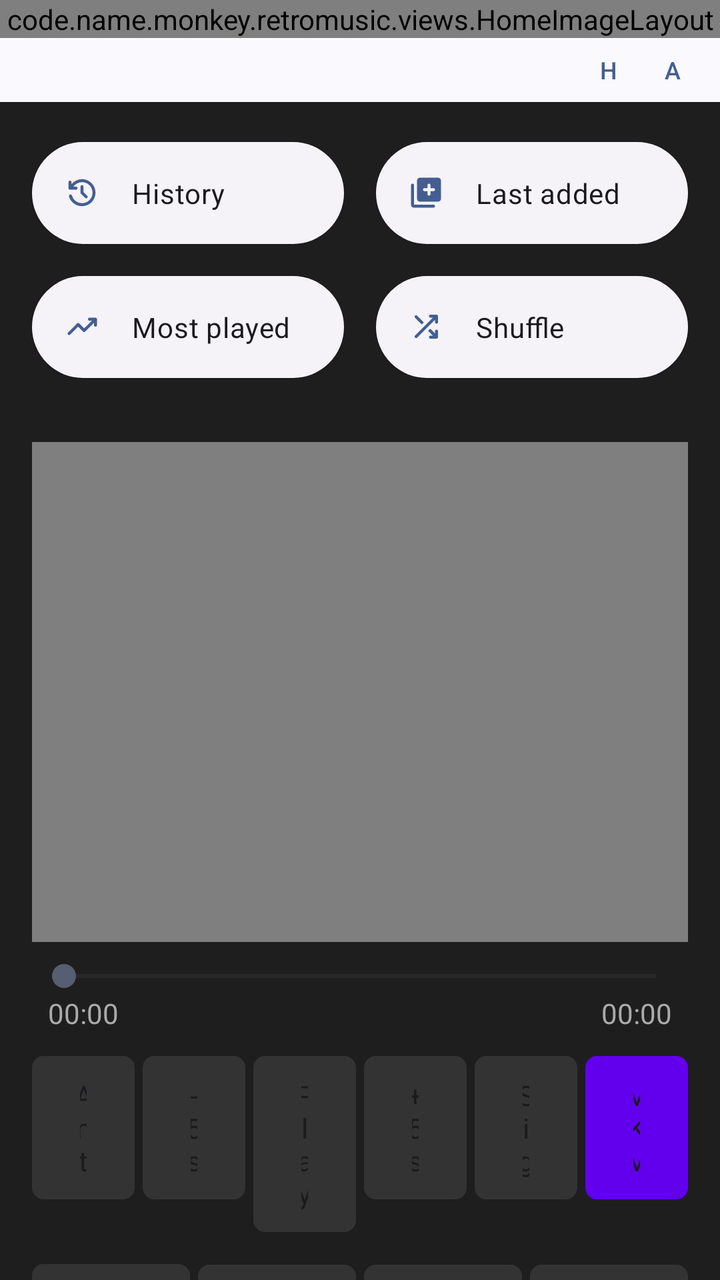
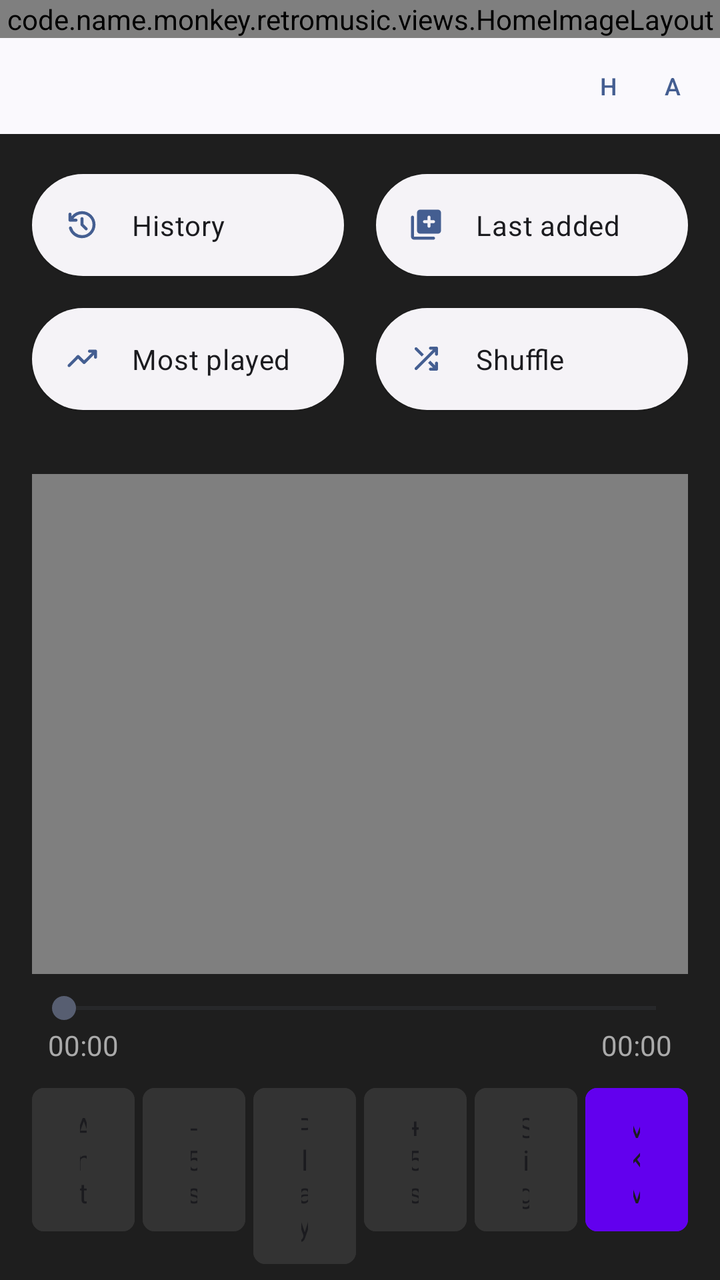

Two renders of the same Android screen: before a commit and after it. Below are the layout's source before the change and the commit's diff.
<!-- AndroidManifest.xml: application theme Theme.RetroMusic.MD3 -->
<!-- res/layout/fragment_home.xml -->
<?xml version="1.0" encoding="utf-8"?>
<androidx.coordinatorlayout.widget.CoordinatorLayout xmlns:android="http://schemas.android.com/apk/res/android"
    xmlns:app="http://schemas.android.com/apk/res-auto"
    android:layout_width="match_parent"
    android:layout_height="match_parent"
    android:fitsSystemWindows="true">

    <code.name.monkey.retromusic.views.TopAppBarLayout
        android:id="@+id/appBarLayout"
        style="?appBarLayoutStyle"
        android:layout_width="match_parent"
        android:layout_height="wrap_content"
        android:fitsSystemWindows="true" />

    <androidx.core.widget.NestedScrollView
        android:id="@+id/container"
        android:layout_width="match_parent"
        android:layout_height="wrap_content"
        android:descendantFocusability="beforeDescendants"
        android:focusableInTouchMode="true"
        android:overScrollMode="@integer/overScrollMode"
        app:layout_behavior="com.google.android.material.appbar.AppBarLayout$ScrollingViewBehavior">

        <androidx.constraintlayout.widget.ConstraintLayout
            android:id="@+id/contentContainer"
            android:layout_width="match_parent"
            android:layout_height="wrap_content"
            android:transitionGroup="true">

            <code.name.monkey.retromusic.views.HomeImageLayout
                android:id="@+id/imageLayout"
                android:layout_width="0dp"
                android:layout_height="wrap_content"
                app:layout_constraintEnd_toEndOf="parent"
                app:layout_constraintStart_toStartOf="parent"
                app:layout_constraintTop_toTopOf="parent" />

            <LinearLayout
                android:id="@+id/minimalButtonsBar"
                android:layout_width="0dp"
                android:layout_height="wrap_content"
                android:orientation="horizontal"
                android:gravity="end|center_vertical"
                android:paddingEnd="8dp"
                app:layout_constraintTop_toBottomOf="@id/imageLayout"
                app:layout_constraintStart_toStartOf="parent"
                app:layout_constraintEnd_toEndOf="parent">

                <com.google.android.material.button.MaterialButton
                    android:id="@+id/btnHistory"
                    style="@style/Widget.MaterialComponents.Button.TextButton"
                    android:layout_width="wrap_content"
                    android:layout_height="32dp"
                    android:text="H"
                    android:textSize="12sp"
                    android:padding="0dp"
                    android:minWidth="32dp" />

                <com.google.android.material.button.MaterialButton
                    android:id="@+id/btnRandom"
                    style="@style/Widget.MaterialComponents.Button.TextButton"
                    android:layout_width="wrap_content"
                    android:layout_height="32dp"
                    android:text="A"
                    android:textSize="12sp"
                    android:padding="0dp"
                    android:minWidth="32dp" />
            </LinearLayout>

            <include
                android:id="@+id/home_content"
                layout="@layout/home_content"
                android:layout_width="0dp"
                android:layout_height="wrap_content"
                app:layout_constraintEnd_toEndOf="parent"
                app:layout_constraintStart_toStartOf="parent"
                app:layout_constraintTop_toBottomOf="@id/minimalButtonsBar" />

        </androidx.constraintlayout.widget.ConstraintLayout>

    </androidx.core.widget.NestedScrollView>
</androidx.coordinatorlayout.widget.CoordinatorLayout>
<!-- res/layout/home_content.xml (included above) -->
<?xml version="1.0" encoding="utf-8"?>
<LinearLayout xmlns:android="http://schemas.android.com/apk/res/android"
    android:layout_width="match_parent"
    android:layout_height="match_parent"
    android:orientation="vertical"
    android:background="#1E1E1E"
    android:focusable="true"
    android:focusableInTouchMode="true">

    <include
        android:id="@+id/abs_playlists"
        layout="@layout/abs_playlists" />

    <LinearLayout
        android:layout_width="match_parent"
        android:layout_height="wrap_content"
        android:orientation="vertical"
        android:padding="16dp">

        <FrameLayout
            android:id="@+id/videoContainer"
            android:layout_width="match_parent"
            android:layout_height="250dp"
            android:background="#000000">

            <VideoView
                android:id="@+id/videoPlayer"
                android:layout_width="match_parent"
                android:layout_height="match_parent"
                android:layout_gravity="center" />

            <TextView
                android:id="@+id/tvSubtitleOverlay"
                android:layout_width="match_parent"
                android:layout_height="wrap_content"
                android:layout_gravity="bottom|center_horizontal"
                android:gravity="center"
                android:padding="16dp"
                android:textColor="#FFFFFF"
                android:textSize="18sp" />
        </FrameLayout>

        <SeekBar
            android:id="@+id/videoSeekBar"
            android:layout_width="match_parent"
            android:layout_height="wrap_content"
            android:layout_marginTop="8dp" />

        <LinearLayout
            android:layout_width="match_parent"
            android:layout_height="wrap_content"
            android:orientation="horizontal"
            android:paddingHorizontal="8dp">
            <TextView android:id="@+id/tvCurrentTime" android:layout_width="wrap_content" android:layout_height="wrap_content" android:text="00:00" android:textColor="#AAAAAA" />
            <Space android:layout_width="0dp" android:layout_height="wrap_content" android:layout_weight="1" />
            <TextView android:id="@+id/tvTotalTime" android:layout_width="wrap_content" android:layout_height="wrap_content" android:text="00:00" android:textColor="#AAAAAA" />
        </LinearLayout>

       <LinearLayout
    android:layout_width="match_parent"
    android:layout_height="wrap_content"
    android:orientation="horizontal"
    android:weightSum="6"
    android:layout_marginTop="8dp">

    <Button android:id="@+id/btnPrevVideo" android:layout_width="0dp" android:layout_height="wrap_content" android:layout_weight="1" android:layout_marginEnd="2dp" android:backgroundTint="#333333" android:text="Ant" />
    <Button android:id="@+id/btnRewindTime" android:layout_width="0dp" android:layout_height="wrap_content" android:layout_weight="1" android:layout_marginHorizontal="2dp" android:backgroundTint="#333333" android:text="-5s" />
    <Button android:id="@+id/btnPlayPause" android:layout_width="0dp" android:layout_height="wrap_content" android:layout_weight="1" android:layout_marginHorizontal="2dp" android:backgroundTint="#333333" android:text="Play" />
    <Button android:id="@+id/btnForwardTime" android:layout_width="0dp" android:layout_height="wrap_content" android:layout_weight="1" android:layout_marginHorizontal="2dp" android:backgroundTint="#333333" android:text="+5s" />
    <Button android:id="@+id/btnNextVideo" android:layout_width="0dp" android:layout_height="wrap_content" android:layout_weight="1" android:layout_marginHorizontal="2dp" android:backgroundTint="#333333" android:text="Sig" />
    <Button android:id="@+id/btnMixVideo" android:layout_width="0dp" android:layout_height="wrap_content" android:layout_weight="1" android:layout_marginStart="2dp" android:backgroundTint="#6200EE" android:text="MKV" />
</LinearLayout>
        <LinearLayout
            android:layout_width="match_parent"
            android:layout_height="wrap_content"
            android:orientation="horizontal"
            android:weightSum="4"
            android:layout_marginTop="8dp">
            <Button android:id="@+id/btnFullscreen" android:layout_width="0dp" android:layout_height="wrap_content" android:layout_weight="1" android:layout_marginEnd="2dp" android:backgroundTint="#333333" android:text="Full" />
            <Button android:id="@+id/btnLoadSubtitles" android:layout_width="0dp" android:layout_height="wrap_content" android:layout_weight="1" android:layout_marginHorizontal="2dp" android:backgroundTint="#333333" android:text="Subs" />
            <Button android:id="@+id/btnOpenFile" android:layout_width="0dp" android:layout_height="wrap_content" android:layout_weight="1" android:layout_marginHorizontal="2dp" android:backgroundTint="#333333" android:text="Video" />
            <Button android:id="@+id/btnChooseFolder" android:layout_width="0dp" android:layout_height="wrap_content" android:layout_weight="1" android:layout_marginStart="2dp" android:backgroundTint="#333333" android:text="Carpeta" />
        </LinearLayout>

        <androidx.recyclerview.widget.RecyclerView
            android:id="@+id/rvDownloads"
            android:layout_width="match_parent"
            android:layout_height="wrap_content"
            android:layout_marginTop="16dp"
            android:paddingBottom="20dp"
            android:scrollbars="vertical" />
            
    </LinearLayout>
</LinearLayout>
<!-- res/layout/abs_playlists.xml (included above) -->
<?xml version="1.0" encoding="utf-8"?>
<androidx.constraintlayout.widget.ConstraintLayout xmlns:android="http://schemas.android.com/apk/res/android"
    xmlns:app="http://schemas.android.com/apk/res-auto"
    android:layout_width="match_parent"
    android:layout_height="wrap_content"
    android:orientation="vertical"
    android:paddingBottom="12dp">

    <com.google.android.material.button.MaterialButton
        android:id="@+id/history"
        style="@style/HomeActionButton"
        android:layout_width="0dp"
        android:layout_height="wrap_content"
        android:layout_marginStart="16dp"
        android:layout_marginTop="16dp"
        android:layout_marginEnd="16dp"
        android:text="@string/history"
        app:icon="@drawable/ic_history"
        app:layout_constraintEnd_toStartOf="@+id/lastAdded"
        app:layout_constraintHorizontal_bias="0.5"
        app:layout_constraintStart_toStartOf="parent"
        app:layout_constraintTop_toTopOf="parent" />

    <com.google.android.material.button.MaterialButton
        android:id="@+id/lastAdded"
        style="@style/HomeActionButton"
        android:layout_width="0dp"
        android:layout_height="wrap_content"
        android:layout_marginEnd="16dp"
        android:text="@string/last_added"
        app:icon="@drawable/ic_library_add"
        app:layout_constraintEnd_toEndOf="parent"
        app:layout_constraintHorizontal_bias="0.5"
        app:layout_constraintStart_toEndOf="@+id/history"
        app:layout_constraintTop_toTopOf="@+id/history" />

    <com.google.android.material.button.MaterialButton
        android:id="@+id/topPlayed"
        style="@style/HomeActionButton"
        android:layout_width="0dp"
        android:layout_height="wrap_content"
        android:layout_marginTop="8dp"
        android:layout_marginEnd="16dp"
        android:text="@string/my_top_tracks"
        app:icon="@drawable/ic_trending_up"
        app:layout_constraintEnd_toStartOf="@+id/actionShuffle"
        app:layout_constraintHorizontal_bias="0.5"
        app:layout_constraintStart_toStartOf="@+id/history"
        app:layout_constraintTop_toBottomOf="@+id/history" />

    <com.google.android.material.button.MaterialButton
        android:id="@+id/actionShuffle"
        style="@style/HomeActionButton"
        android:layout_width="0dp"
        android:layout_height="wrap_content"
        android:layout_marginTop="8dp"
        android:text="@string/shuffle"
        app:icon="@drawable/ic_shuffle"
        app:layout_constraintEnd_toEndOf="@+id/lastAdded"
        app:layout_constraintHorizontal_bias="0.5"
        app:layout_constraintStart_toEndOf="@+id/topPlayed"
        app:layout_constraintTop_toBottomOf="@+id/lastAdded" />

</androidx.constraintlayout.widget.ConstraintLayout>
<!-- resources referenced by this layout -->
<resources>
  <integer name="overScrollMode">2</integer>
  <string name="history">History</string>
  <string name="last_added">Last added</string>
  <string name="my_top_tracks">Most played</string>
  <string name="shuffle">Shuffle</string>
  <style name="HomeActionButton" parent="Widget.Material3.Button.ElevatedButton.Icon">
          <item name="android:paddingTop">16dp</item>
          <item name="android:paddingBottom">16dp</item>
          <item name="android:textColor">?attr/colorOnSurface</item>
          <item name="shapeAppearanceOverlay">
              @style/ShapeAppearanceOverlay.Material3.FloatingActionButton
          </item>
          <item name="iconPadding">16dp</item>
          <item name="iconGravity">start</item>
          <item name="android:gravity">start|center_vertical</item>
          <item name="android:textAppearance">@style/TextViewBody2</item>
      </style>
  <style name="TextViewBody2" parent="TextAppearance.MaterialComponents.Body2" />
  <!-- drawable round_selector (drawable) -->
  <ripple xmlns:android="http://schemas.android.com/apk/res/android"
      android:color="?android:attr/colorControlHighlight">
  
      <item
          android:id="@android:id/mask"
          android:drawable="@drawable/round_selector_mask" />
  
  </ripple>
  <!-- drawable rect_selector (drawable) -->
  <?xml version="1.0" encoding="utf-8"?>
  <ripple xmlns:android="http://schemas.android.com/apk/res/android"
      android:color="?android:attr/colorControlHighlight">
  
      <item android:id="@android:id/mask">
          <shape>
              <corners android:radius="@dimen/m3_card_corner_radius" />
              <solid android:color="@color/md_green_500" />
          </shape>
      </item>
      <item>
          <selector>
              <item android:state_activated="true">
                  <shape>
                      <corners android:radius="@dimen/m3_card_corner_radius" />
                      <solid android:color="?android:attr/colorControlHighlight" />
                  </shape>
              </item>
          </selector>
      </item>
  </ripple>
  <style name="MaterialButtonTheme" parent="Widget.Material3.Button">
          <item name="cornerRadius">6dp</item>
          <item name="iconGravity">textStart</item>
          <item name="iconTint">?attr/colorControlNormal</item>
          <item name="android:textColor">?android:attr/textColorPrimary</item>
          <item name="android:textAppearance">@style/TextViewNormal</item>
          <item name="android:textAllCaps">false</item>
          <item name="android:paddingTop">@dimen/button_padding_vertical</item>
          <item name="android:paddingBottom">@dimen/button_padding_vertical</item>
      </style>
  <!-- drawable round_selector_mask (drawable) -->
  <?xml version="1.0" encoding="utf-8"?>
  <shape xmlns:android="http://schemas.android.com/apk/res/android"
      android:shape="oval">
      <solid android:color="@android:color/white" />
  </shape>
  <dimen name="m3_card_corner_radius">16dp</dimen>
  <color name="md_green_500">#4CAF50</color>
  <style name="TextViewNormal" parent="">
          <item name="android:textSize">14sp</item>
      </style>
  <dimen name="button_padding_vertical">10dp</dimen>
  <!-- unchanged entries left out for length: 5 -->
</resources>

<!-- the commit's change to res/layout/fragment_home.xml (unified diff, before → after) -->
@@ -16,9 +16,6 @@
         android:id="@+id/container"
         android:layout_width="match_parent"
         android:layout_height="wrap_content"
-        android:descendantFocusability="beforeDescendants"
-        android:focusableInTouchMode="true"
-        android:overScrollMode="@integer/overScrollMode"
         app:layout_behavior="com.google.android.material.appbar.AppBarLayout$ScrollingViewBehavior">
 
         <androidx.constraintlayout.widget.ConstraintLayout
@@ -41,7 +38,7 @@
                 android:layout_height="wrap_content"
                 android:orientation="horizontal"
                 android:gravity="end|center_vertical"
-                android:paddingEnd="8dp"
+                android:padding="8dp"
                 app:layout_constraintTop_toBottomOf="@id/imageLayout"
                 app:layout_constraintStart_toStartOf="parent"
                 app:layout_constraintEnd_toEndOf="parent">
@@ -77,7 +74,6 @@
                 app:layout_constraintTop_toBottomOf="@id/minimalButtonsBar" />
 
         </androidx.constraintlayout.widget.ConstraintLayout>
-
     </androidx.core.widget.NestedScrollView>
 </androidx.coordinatorlayout.widget.CoordinatorLayout>
 <!-- res/layout/home_content.xml (included above) -->
<!-- resource entries referenced after the edit -->
@@ -1,6 +1,5 @@
 <!-- resources referenced by this layout -->
 <resources>
-  <integer name="overScrollMode">2</integer>
   <string name="history">History</string>
   <string name="last_added">Last added</string>
   <string name="my_top_tracks">Most played</string>
